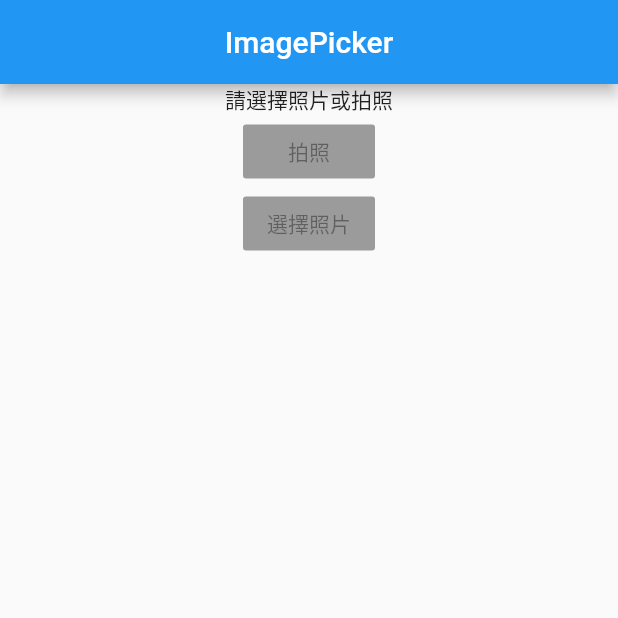
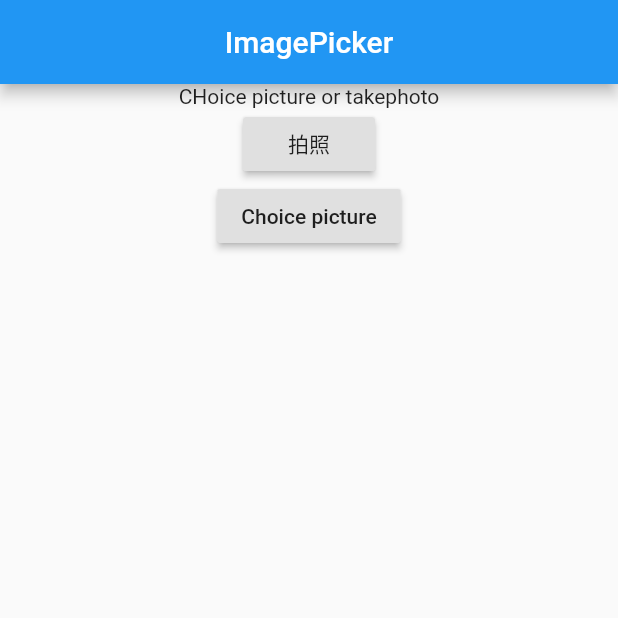
Before and after one commit to monisjavakotlin/flutter_image_picker, a Flutter app: the screen it shows after launch, on a phone screen of 412 x 824 dp, the top half of it. Run offline on Flutter 3.47's test engine with Material 2 defaults, Android fonts, the phone set to English and light mode, and no system bars; our stand-ins replace image_picker.

Commit message:
_takePhoto and _openGallery build

```diff
--- a/lib/main.dart
+++ b/lib/main.dart
@@ -1,4 +1,5 @@
 import 'package:flutter/material.dart';
+import 'package:image_picker/image_picker.dart';
 
 void main() => runApp(MyApp());
 
@@ -17,7 +18,7 @@ class ImagePickerWidget extends StatefulWidget {
 }
 
 class _ImagePickerWidgetState extends State<ImagePickerWidget> {
-  var _imgPath;
+  var _image;
 
   @override
   Widget build(BuildContext context) {
@@ -28,14 +29,14 @@ class _ImagePickerWidgetState extends State<ImagePickerWidget> {
       body: SingleChildScrollView(
         child: Column(
           children: <Widget>[
-            _ImageView(_imgPath),
+            _ImageView(_image),
             RaisedButton(
               onPressed: _takePhoto,
               child: Text("拍照"),
             ),
             RaisedButton(
               onPressed: _openGallery,
-              child: Text("選擇照片"),
+              child: Text("Choice picture"),
             ),
           ],
         ),
@@ -47,10 +48,26 @@ class _ImagePickerWidgetState extends State<ImagePickerWidget> {
   Widget _ImageView(imgPath) {
     if (imgPath == null) {
       return Center(
-        child: Text("請選擇照片或拍照"),
+        child: Text("CHoice picture or takephoto"),
       );
     } else {
       return Image.file(imgPath);
     }
   }
+
+  //take photo
+  _takePhoto() async {
+    var image = await ImagePicker.pickImage(source: ImageSource.camera);
+
+    setState(() {
+      _image = image;
+    });
+  }
+
+  _openGallery() async {
+    var image = await ImagePicker.pickImage(source: ImageSource.gallery);
+    setState(() {
+      _image = image;
+    });
+  }
 }
```
